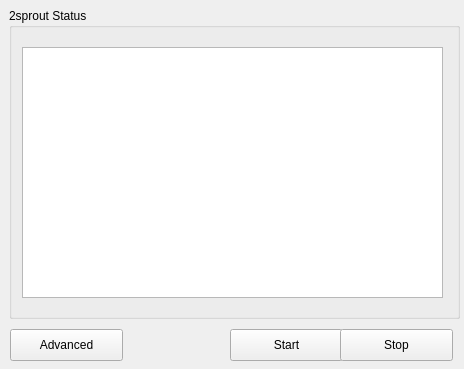
Above: 2sprout GUI/sprout.ui from JDrosdeck/2Sprout-Unix before the change. Below: the same form after it.
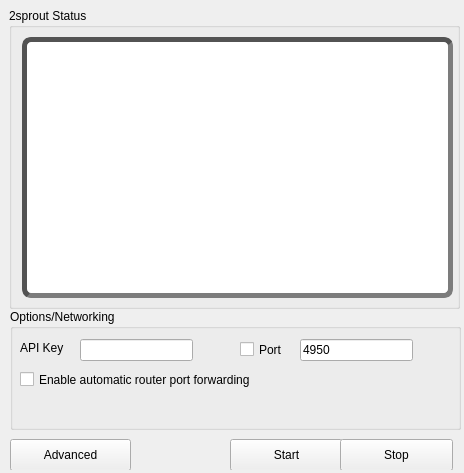
That is the form after the change. Icons and pictures are not drawn.

What changed in the file:
```diff
--- a/2sprout GUI/sprout.ui
+++ b/2sprout GUI/sprout.ui
@@ -10,9 +10,21 @@
     <x>0</x>
     <y>0</y>
     <width>464</width>
-    <height>369</height>
+    <height>473</height>
    </rect>
   </property>
+  <property name="minimumSize">
+   <size>
+    <width>464</width>
+    <height>473</height>
+   </size>
+  </property>
+  <property name="maximumSize">
+   <size>
+    <width>464</width>
+    <height>473</height>
+   </size>
+  </property>
   <property name="windowTitle">
    <string>2Sprout</string>
   </property>
@@ -21,13 +33,25 @@
     <normaloff>:/icons/2sprout.png</normaloff>:/icons/2sprout.png</iconset>
   </property>
   <widget class="QWidget" name="centralWidget">
+   <property name="minimumSize">
+    <size>
+     <width>464</width>
+     <height>473</height>
+    </size>
+   </property>
+   <property name="maximumSize">
+    <size>
+     <width>464</width>
+     <height>473</height>
+    </size>
+   </property>
    <widget class="QStackedWidget" name="stackedWidget">
     <property name="geometry">
      <rect>
       <x>0</x>
       <y>-1</y>
       <width>471</width>
-      <height>371</height>
+      <height>471</height>
      </rect>
     </property>
     <property name="currentIndex">
@@ -40,7 +64,7 @@
         <x>9</x>
         <y>9</y>
         <width>451</width>
-        <height>311</height>
+        <height>301</height>
        </rect>
       </property>
       <property name="title">
@@ -50,18 +74,28 @@
        <property name="geometry">
         <rect>
          <x>13</x>
-         <y>39</y>
-         <width>421</width>
-         <height>251</height>
+         <y>29</y>
+         <width>431</width>
+         <height>261</height>
         </rect>
        </property>
+       <property name="styleSheet">
+        <string notr="true">QTextEdit { 
+border-width: 5px; 
+border-style: inset; 
+border-color: #535353; 
+border-radius: 9px; 
+background: #ffffff; 
+color: #000000; 
+}</string>
+       </property>
       </widget>
      </widget>
      <widget class="QPushButton" name="pushButton">
       <property name="geometry">
        <rect>
         <x>230</x>
-        <y>330</y>
+        <y>440</y>
         <width>113</width>
         <height>32</height>
        </rect>
@@ -78,7 +112,7 @@
       <property name="geometry">
        <rect>
         <x>340</x>
-        <y>330</y>
+        <y>440</y>
         <width>113</width>
         <height>32</height>
        </rect>
@@ -95,8 +129,8 @@
       <property name="geometry">
        <rect>
         <x>10</x>
-        <y>330</y>
-        <width>113</width>
+        <y>440</y>
+        <width>121</width>
         <height>32</height>
        </rect>
       </property>
@@ -108,6 +142,81 @@
         <normaloff>:/icons/sprites_09.png</normaloff>:/icons/sprites_09.png</iconset>
       </property>
      </widget>
+     <widget class="QGroupBox" name="groupBox_3">
+      <property name="geometry">
+       <rect>
+        <x>10</x>
+        <y>310</y>
+        <width>451</width>
+        <height>121</height>
+       </rect>
+      </property>
+      <property name="title">
+       <string>Options/Networking</string>
+      </property>
+      <widget class="QLineEdit" name="lineEdit_6">
+       <property name="geometry">
+        <rect>
+         <x>290</x>
+         <y>30</y>
+         <width>113</width>
+         <height>22</height>
+        </rect>
+       </property>
+       <property name="text">
+        <string>4950</string>
+       </property>
+      </widget>
+      <widget class="QCheckBox" name="checkBox_3">
+       <property name="geometry">
+        <rect>
+         <x>230</x>
+         <y>30</y>
+         <width>51</width>
+         <height>21</height>
+        </rect>
+       </property>
+       <property name="text">
+        <string>Port</string>
+       </property>
+      </widget>
+      <widget class="QLineEdit" name="lineEdit_7">
+       <property name="geometry">
+        <rect>
+         <x>70</x>
+         <y>30</y>
+         <width>113</width>
+         <height>22</height>
+        </rect>
+       </property>
+      </widget>
+      <widget class="QLabel" name="label_7">
+       <property name="geometry">
+        <rect>
+         <x>10</x>
+         <y>30</y>
+         <width>61</width>
+         <height>17</height>
+        </rect>
+       </property>
+       <property name="text">
+        <string>API Key</string>
+       </property>
+      </widget>
+      <widget class="QCheckBox" name="checkBox_2">
+       <property name="geometry">
+        <rect>
+         <x>10</x>
+         <y>60</y>
+         <width>281</width>
+         <height>21</height>
+        </rect>
+       </property>
+       <property name="text">
+        <string>Enable automatic router port forwarding</string>
+       </property>
+      </widget>
+     </widget>
     </widget>
     <widget class="QWidget" name="page_2">
      <widget class="QGroupBox" name="groupBox_2">
```
Left out of the diff: 112 changed lines with no effect on the pictures.
